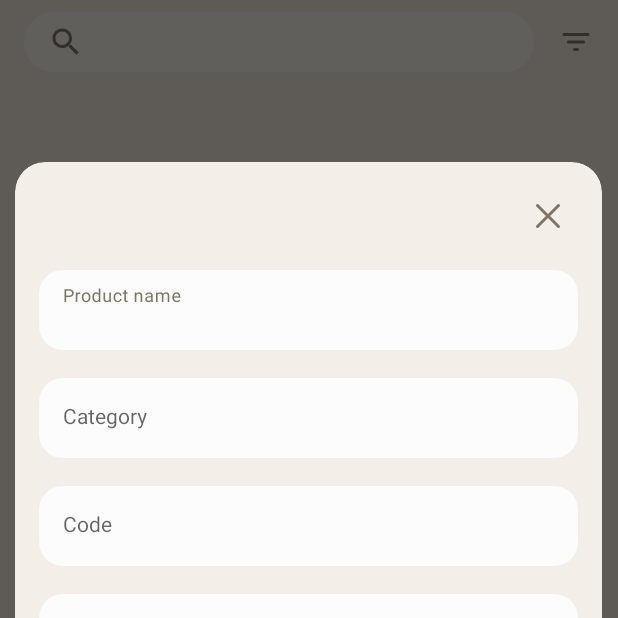
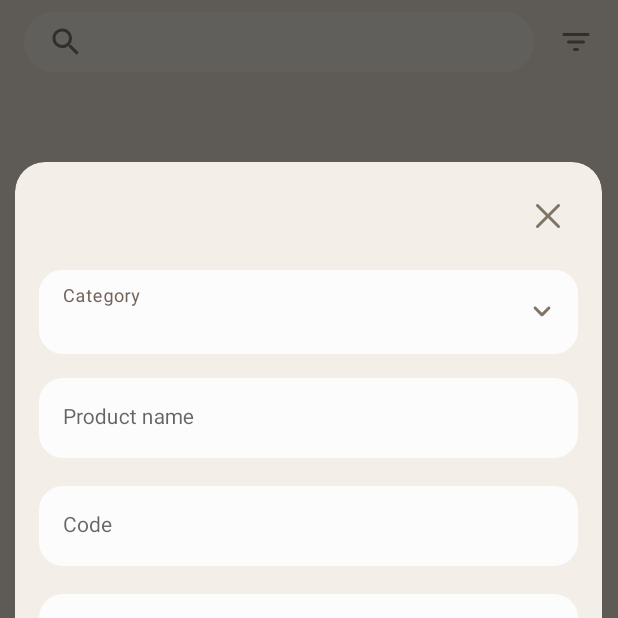
Before and after one commit to Anna-Monica-Reinhard/-, an Android app: the ProductsFragment screen opened through its navigation route, after a tap on "PRODUCT", on a phone screen of 412 x 824 dp, the top half of it. Run offline under Robolectric (Android 15) with nearby library versions, the phone set to English and light mode, and no system bars; our stand-ins replace Room's generated code, navigation-ui; pictures from the network do not load; 1 other tap on this screen came first.

Commit message:
it's very important

```diff
--- a/app/src/main/java/com/mkvsk/warehousewizard/ui/util/CustomAlertDialogBuilder.java
+++ b/app/src/main/java/com/mkvsk/warehousewizard/ui/util/CustomAlertDialogBuilder.java
@@ -7,14 +7,17 @@ import android.text.Editable;
 import android.text.TextWatcher;
 import android.view.LayoutInflater;
 import android.view.View;
+import android.widget.ArrayAdapter;
 import android.widget.ImageButton;
 import android.widget.ImageView;
 import android.widget.TextView;
 import android.widget.Toast;
 
 import androidx.appcompat.widget.AppCompatButton;
+import androidx.core.content.res.ResourcesCompat;
 
 import com.bumptech.glide.Glide;
+import com.google.android.material.textfield.MaterialAutoCompleteTextView;
 import com.google.android.material.textfield.TextInputEditText;
 import com.mkvsk.warehousewizard.R;
 import com.mkvsk.warehousewizard.core.Category;
@@ -22,6 +25,9 @@ import com.mkvsk.warehousewizard.core.Product;
 import com.mkvsk.warehousewizard.ui.view.listeners.OnAddNewItemClickListener;
 import com.mkvsk.warehousewizard.ui.view.listeners.OnProductCardClickListener;
 
+import org.apache.commons.lang3.StringUtils;
+
+import java.util.List;
 import java.util.Objects;
 
 public final class CustomAlertDialogBuilder {
@@ -85,11 +91,12 @@ public final class CustomAlertDialogBuilder {
 
 
     @SuppressLint("UseCompatLoadingForDrawables")
-    public static AlertDialog cardAddNewProduct(final Context context, Product newProduct, OnAddNewItemClickListener listener) {
+    public static AlertDialog cardAddNewProduct(final Context context, Product newProduct, List<String> listCategories, OnAddNewItemClickListener listener) {
         AlertDialog.Builder dialog = new AlertDialog.Builder(context);
         View dialogView = LayoutInflater.from(context).inflate(R.layout.dialog_create_product, null, false);
         dialog.setView(dialogView);
 
+        final MaterialAutoCompleteTextView ddListItem = dialogView.findViewById(R.id.dd_list_product_category);
         final TextInputEditText tvName = dialogView.findViewById(R.id.et_add_product_name);
 //        final TextInputEditText tvCategory = dialogView.findViewById(R.id.et_add_product_category);
 //        final TextInputEditText tvCode = dialogView.findViewById(R.id.et_add_product_code);
@@ -103,6 +110,19 @@ public final class CustomAlertDialogBuilder {
         dialog.setCancelable(false);
         AlertDialog alertDialog = dialog.create();
 
+        listCategories.add("Other");
+        listCategories.add("Skin care");
+        listCategories.add("Make up");
+        listCategories.add("Accessories");
+
+        ArrayAdapter<String> adapter = new ArrayAdapter<>(context, R.layout.list_item, listCategories);
+        ddListItem.setAdapter(adapter);
+
+        ddListItem.setDropDownBackgroundDrawable(
+                ResourcesCompat.getDrawable(context.getResources(), R.drawable.drop_down_list_bgr, null)
+        );
+        ddListItem.setOnItemClickListener((adapterView, view, position, l)
+                -> newProduct.setCategory(adapterView.getItemAtPosition(position).toString()));
         tvName.addTextChangedListener(new TextWatcher() {
             @Override
             public void beforeTextChanged(CharSequence charSequence, int i, int i1, int i2) {
--- a/app/src/main/java/com/mkvsk/warehousewizard/ui/view/ProductsFragment.java
+++ b/app/src/main/java/com/mkvsk/warehousewizard/ui/view/ProductsFragment.java
@@ -22,6 +22,7 @@ import androidx.core.view.MenuHost;
 import androidx.core.view.MenuProvider;
 import androidx.fragment.app.Fragment;
 import androidx.lifecycle.Lifecycle;
+import androidx.lifecycle.ViewModelProvider;
 import androidx.recyclerview.widget.RecyclerView;
 
 import com.mkvsk.warehousewizard.R;
@@ -61,6 +62,8 @@ public class ProductsFragment extends Fragment implements OnCategoryClickListene
 
     public View onCreateView(@NonNull LayoutInflater inflater,
                              ViewGroup container, Bundle savedInstanceState) {
+        productViewModel = new ViewModelProvider(requireActivity()).get(ProductViewModel.class);
+        categoryViewModel = new ViewModelProvider(requireActivity()).get(CategoryViewModel.class);
         binding = FragmentProductsBinding.inflate(inflater, container, false);
         return binding.getRoot();
     }
@@ -152,8 +155,8 @@ public class ProductsFragment extends Fragment implements OnCategoryClickListene
     private void addNewProduct() {
         Toast.makeText(requireContext(), "PRODUCT", Toast.LENGTH_SHORT).show();
         Product newProduct = new Product();
-        CustomAlertDialogBuilder.cardAddNewProduct(this.requireContext(), newProduct, () -> {
-//                productViewModel.insert(newProduct);
+        CustomAlertDialogBuilder.cardAddNewProduct(this.requireContext(), newProduct, categoryViewModel.getAllCategoriesTitles(), () -> {
+            productViewModel.insert(newProduct);
             Toast.makeText(getContext(), "Product added", Toast.LENGTH_SHORT).show();
         }).show();
     }
@@ -186,7 +189,7 @@ public class ProductsFragment extends Fragment implements OnCategoryClickListene
         categoryAdapter.setSelected(selectedItem);
         categoryAdapter.notifyItemChanged(previousItem);
         categoryAdapter.notifyItemChanged(selectedItem);
-//        productsViewModel.setCategory(categoryTitle);
+//        categoryViewModel.setCategory(categoryTitle);
         if (selectedItem > 3) {
             binding.rvCategory.smoothScrollToPosition(selectedItem);
         }
--- a/app/src/main/java/com/mkvsk/warehousewizard/ui/viewmodel/CategoryViewModel.java
+++ b/app/src/main/java/com/mkvsk/warehousewizard/ui/viewmodel/CategoryViewModel.java
@@ -7,6 +7,8 @@ import com.mkvsk.warehousewizard.core.Category;
 import com.mkvsk.warehousewizard.ui.repository.CategoryRepository;
 
 import java.util.ArrayList;
+import java.util.List;
+import java.util.stream.Collectors;
 
 public class CategoryViewModel extends ViewModel {
     private CategoryRepository repository;
@@ -14,14 +16,43 @@ public class CategoryViewModel extends ViewModel {
     public MutableLiveData<Category> category;
     public MutableLiveData<ArrayList<Category>> allCategories;
 
+    public MutableLiveData<String> allCategoriesTitles;
+
     public CategoryViewModel() {
         repository = new CategoryRepository();
     }
 
-    //    @Contract("null -> fail")
+    public MutableLiveData<Category> getCategory() {
+        return category;
+    }
 
+    public void setCategory(MutableLiveData<Category> category) {
+        this.category = category;
+    }
 
-    public Category fetchCategoryById(long value) {
+    public void setAllCategories(MutableLiveData<ArrayList<Category>> allCategories) {
+        this.allCategories = allCategories;
+    }
+
+    public MutableLiveData<ArrayList<Category>> getAllCategories() {
+        return allCategories;
+    }
+
+    public List<Category> getAllCategoriesFromDB() {
+        return repository.getAllCategories();
+    }
+
+    public List<String> getAllCategoriesTitles() {
+        List<Category> list = getAllCategoriesFromDB();
+        List<String> titles = list.stream().map(Category::getTitle).collect(Collectors.toList());
+        return titles;
+    }
+
+    public void setAllCategoriesTitles(MutableLiveData<String> allCategoriesTitles) {
+        this.allCategoriesTitles = allCategoriesTitles;
+    }
+
+    public Category getCategoryById(long value) {
         return repository.getById(value);
     }
 
@@ -29,6 +60,10 @@ public class CategoryViewModel extends ViewModel {
         repository.insert(category);
     }
 
+    public void update(Category category) {
+        repository.update(category);
+    }
+
     public void delete(Category value) {
         repository.delete(value);
     }
--- /dev/null
+++ b/app/src/main/res/drawable/drop_down_item_selector.xml
@@ -0,0 +1,6 @@
+<?xml version="1.0" encoding="utf-8"?>
+<shape xmlns:android="http://schemas.android.com/apk/res/android"
+    android:shape="rectangle">
+    <solid android:color="@color/selected_element_color" />
+    <corners android:radius="16dp" />
+</shape>
--- /dev/null
+++ b/app/src/main/res/drawable/drop_down_list_bgr.xml
@@ -0,0 +1,6 @@
+<?xml version="1.0" encoding="utf-8"?>
+<shape xmlns:android="http://schemas.android.com/apk/res/android"
+    android:shape="rectangle">
+    <solid android:color="@color/et_bgr_color" />
+    <corners android:radius="16dp" />
+</shape>
--- /dev/null
+++ b/app/src/main/res/drawable/ic_expand_more.xml
@@ -0,0 +1,13 @@
+<vector xmlns:android="http://schemas.android.com/apk/res/android"
+    android:width="24dp"
+    android:height="24dp"
+    android:viewportWidth="24"
+    android:viewportHeight="24">
+  <group>
+    <clip-path
+        android:pathData="M0,0h24v24h-24z"/>
+    <path
+        android:pathData="M15.88,9.29L12,13.17L8.12,9.29C7.73,8.9 7.1,8.9 6.71,9.29C6.32,9.68 6.32,10.31 6.71,10.7L11.3,15.29C11.69,15.68 12.32,15.68 12.71,15.29L17.3,10.7C17.69,10.31 17.69,9.68 17.3,9.29C16.91,8.91 16.27,8.9 15.88,9.29Z"
+        android:fillColor="#000000"/>
+  </group>
+</vector>
--- a/app/src/main/res/drawable/selected_tag_item.xml
+++ b/app/src/main/res/drawable/selected_tag_item.xml
@@ -1,5 +1,5 @@
 <?xml version="1.0" encoding="utf-8"?>
 <shape xmlns:android="http://schemas.android.com/apk/res/android">
-    <solid android:color="@color/accent_color" />
+    <solid android:color="@color/selected_element_color" />
     <corners android:radius="10dp" />
 </shape>
--- a/app/src/main/res/layout/dialog_create_product.xml
+++ b/app/src/main/res/layout/dialog_create_product.xml
@@ -18,6 +18,49 @@
         android:background="@drawable/round_corner_rect"
         android:src="@drawable/ic_close" />
 
+    <!--    style="@style/myTextInputLayout"-->
+    <com.google.android.material.textfield.TextInputLayout
+        android:id="@+id/text_layout_add_product_category"
+        style="@style/Widget.MaterialComponents.TextInputLayout.FilledBox.ExposedDropdownMenu"
+        android:layout_width="match_parent"
+        android:layout_height="@dimen/text_input_height"
+        android:background="@drawable/round_corner_edittext"
+        android:hint="Category"
+        app:boxBackgroundColor="@color/et_bgr_color"
+        app:boxCornerRadiusBottomEnd="16dp"
+        app:boxCornerRadiusBottomStart="16dp"
+        app:boxCornerRadiusTopEnd="16dp"
+        app:boxCornerRadiusTopStart="16dp"
+        app:boxStrokeWidth="0dp"
+        app:boxStrokeWidthFocused="0dp"
+        app:endIconDrawable="@drawable/ic_expand_more"
+        app:endIconTint="@color/theme_ic_color"
+        app:hintTextColor="@color/hint_text">
+
+        <com.google.android.material.textfield.MaterialAutoCompleteTextView
+            android:id="@+id/dd_list_product_category"
+            android:layout_width="match_parent"
+            android:layout_height="match_parent"
+            android:layout_marginBottom="1dp"
+            android:background="@null"
+            android:drawableTint="@color/theme_ic_color"
+            android:dropDownSelector="@drawable/drop_down_item_selector"
+            android:ellipsize="end"
+            android:inputType="none"
+            android:maxLines="1"
+            android:overScrollMode="never"
+            android:singleLine="true"
+            android:textAppearance="@style/myTextInputStyle"
+            app:simpleItemLayout="@layout/list_item" />
+        <!--        <com.google.android.material.textfield.TextInputEditText-->
+        <!--            android:id="@+id/et_add_product_category"-->
+        <!--            android:layout_width="match_parent"-->
+        <!--            android:layout_height="wrap_content"-->
+        <!--            android:background="@drawable/round_corner_edittext"-->
+        <!--            android:inputType="textPersonName"-->
+        <!--            android:textAppearance="@style/myTextInputStyle" />-->
+    </com.google.android.material.textfield.TextInputLayout>
+
     <com.google.android.material.textfield.TextInputLayout
         android:id="@+id/text_layout_add_product"
         style="@style/myTextInputLayout"
@@ -36,23 +79,6 @@
     </com.google.android.material.textfield.TextInputLayout>
 
     <com.google.android.material.textfield.TextInputLayout
-        android:id="@+id/text_layout_add_product_category"
-        style="@style/myTextInputLayout"
-        android:layout_width="match_parent"
-        android:layout_height="@dimen/text_input_height"
-        android:hint="Category">
-
-        <com.google.android.material.textfield.TextInputEditText
-            android:id="@+id/et_add_product_category"
-            android:layout_width="match_parent"
-            android:layout_height="wrap_content"
-            android:background="@drawable/round_corner_edittext"
-            android:inputType="textPersonName"
-            android:textAppearance="@style/myTextInputStyle" />
-    </com.google.android.material.textfield.TextInputLayout>
-
-
-    <com.google.android.material.textfield.TextInputLayout
         android:id="@+id/text_layout_add_product_code"
         style="@style/myTextInputLayout"
         android:layout_width="match_parent"
@@ -65,6 +91,7 @@
             android:layout_height="wrap_content"
             android:background="@drawable/round_corner_edittext"
             android:inputType="textPersonName"
+            android:textAllCaps="true"
             android:textAppearance="@style/myTextInputStyle" />
     </com.google.android.material.textfield.TextInputLayout>
 
```
Also changed, not shown: app/src/main/java/com/mkvsk/warehousewizard/ui/view/AuthAndRegisterFragment.java (+4 -10 lines), app/src/main/java/com/mkvsk/warehousewizard/ui/viewmodel/ProductViewModel.java (+24 -0 lines), app/src/main/res/drawable/ic_expand_less.xml (added, +13 -0 lines), app/src/main/res/layout/list_item.xml (added, +8 -0 lines).
